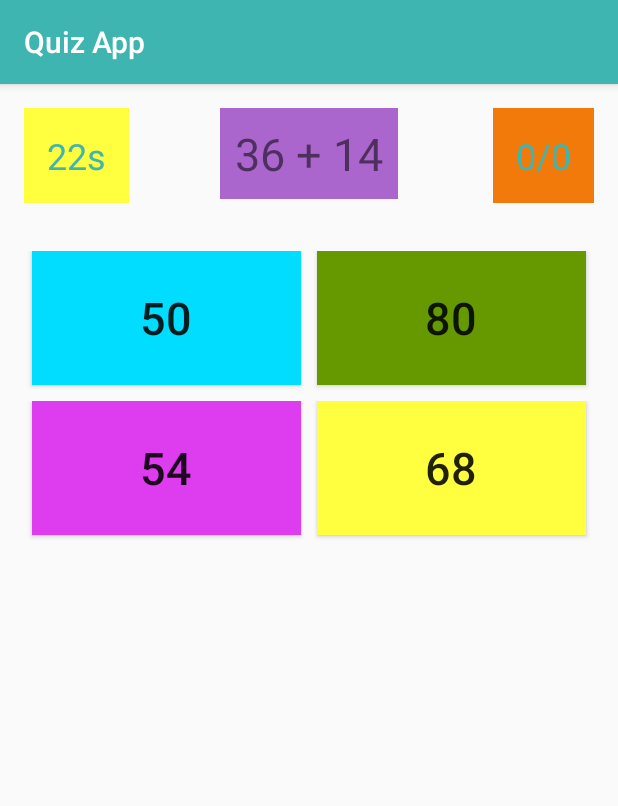
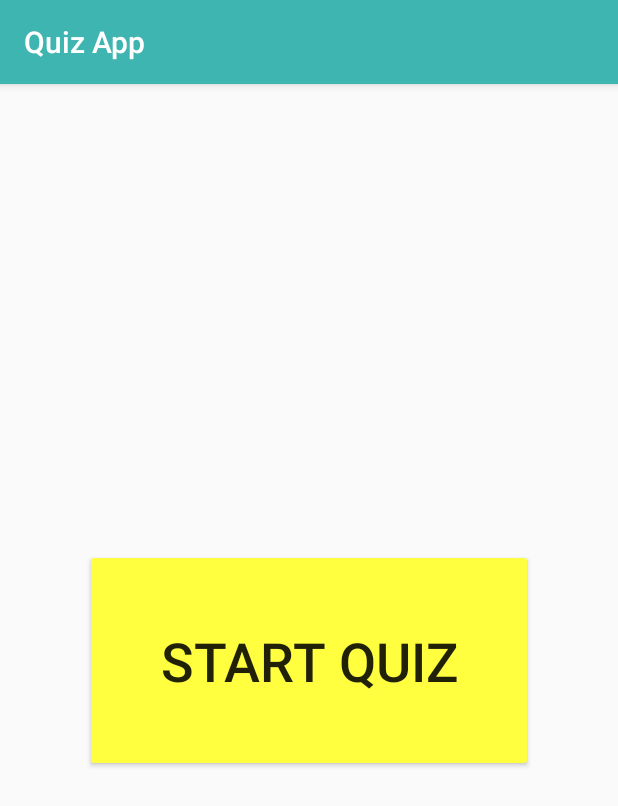
Before and after one commit to ranggasenatama/Quiz-App-Android, an Android app: the screen it shows after launch (MainActivity), on a phone screen of 412 x 824 dp. Shown: the top 806 px of the screen. Run offline under Robolectric (Android 15) with nearby library versions, the phone set to English and light mode, and no system bars.

```diff
--- a/app/src/main/java/com/example/asus/quizapp/MainActivity.java
+++ b/app/src/main/java/com/example/asus/quizapp/MainActivity.java
@@ -1,6 +1,7 @@
 package com.example.asus.quizapp;
 
 import android.os.CountDownTimer;
+import android.support.constraint.ConstraintLayout;
 import android.support.v7.app.AppCompatActivity;
 import android.os.Bundle;
 import android.util.Log;
@@ -103,6 +104,8 @@ public class MainActivity extends AppCompatActivity {
 
     public void clickStartQuiz(View view) {
         button.setVisibility(View.INVISIBLE);
+        ConstraintLayout quizApp = (ConstraintLayout) findViewById(R.id.quizApp);
+        quizApp.setVisibility(View.VISIBLE);
     }
 
     @Override
--- a/app/src/main/res/layout/activity_main.xml
+++ b/app/src/main/res/layout/activity_main.xml
@@ -16,7 +16,7 @@
         android:padding="50dp"
         android:text="Start Quiz"
         android:textSize="36sp"
-        android:visibility="invisible"
+        android:visibility="visible"
         app:layout_constraintBottom_toBottomOf="parent"
         app:layout_constraintEnd_toEndOf="parent"
         app:layout_constraintHorizontal_bias="0.5"
@@ -24,8 +24,10 @@
         app:layout_constraintTop_toTopOf="parent" />
 
     <android.support.constraint.ConstraintLayout
+        android:id="@+id/quizApp"
         android:layout_width="match_parent"
         android:layout_height="match_parent"
+        android:visibility="invisible"
         app:layout_constraintBottom_toBottomOf="parent"
         app:layout_constraintEnd_toEndOf="parent"
         app:layout_constraintHorizontal_bias="0.5"
```
